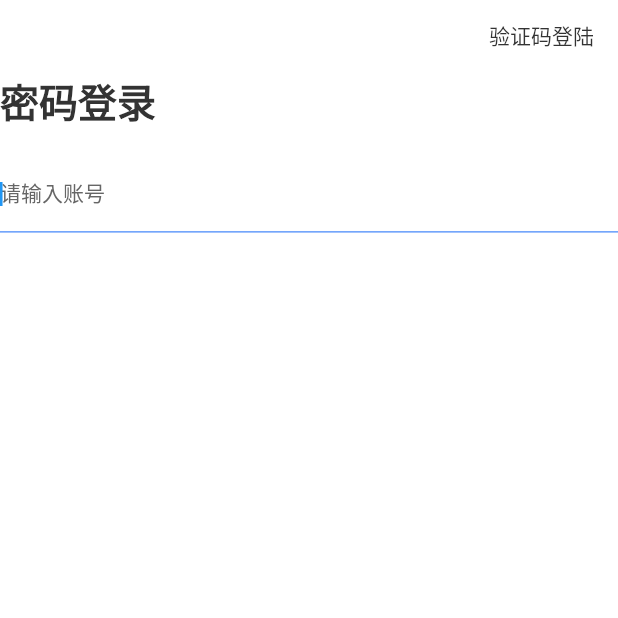
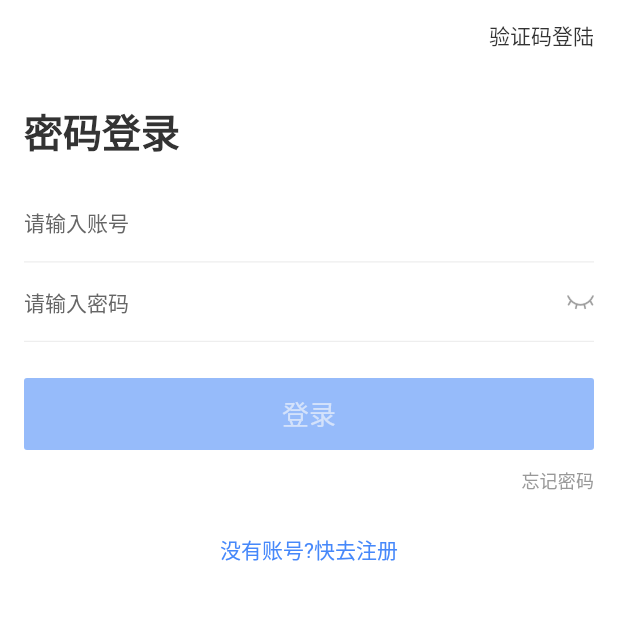
Before and after one commit to EvilRobotMonkey/flutter_demo, a Flutter app: the LoginPage screen opened by its route, on a phone screen of 412 x 824 dp, the top half of it. Run offline on Flutter 3.47's test engine with Material 2 defaults, Android fonts, the phone set to English and light mode, and no system bars; drawn by our look-alikes of oktoast; our stand-ins replace cached_network_image, fluro, flutter_swiper, keyboard_actions, rxdart; missing offline and left inert: common_utils, flustars; statements that could not run were skipped.

Commit message:
封装 MyButton 组建 完成登陆页面的实现

```diff
--- a/lib/login/page/login_page.dart
+++ b/lib/login/page/login_page.dart
@@ -2,11 +2,14 @@ import 'package:flustars/flustars.dart';
 import 'package:flutter/cupertino.dart';
 import 'package:flutter/material.dart';
 import 'package:flutterapp/common/common.dart';
+import 'package:flutterapp/login/login_router.dart';
 import 'package:flutterapp/res/gaps.dart';
 import 'package:flutterapp/res/styles.dart';
+import 'package:flutterapp/routers/fluro_navigator.dart';
 import 'package:flutterapp/utils/utils.dart';
 import 'package:flutterapp/widgets/MyTextField.dart';
 import 'package:flutterapp/widgets/app_bar.dart';
+import 'package:flutterapp/widgets/my_button.dart';
 import 'package:flutterapp/widgets/my_scroll_view.dart';
 
 class LoginPage extends StatefulWidget {
@@ -92,8 +95,45 @@ class _LoginPageState extends State<LoginPage> {
           controller: _nameController,
           maxLength: 11,
           keyboardType: TextInputType.phone,
-          autoFocus: true,
           hintText: '请输入账号',
+        ),
+        MyTextField(
+          key: const Key('password'),
+          keyName: 'password',
+          focusNode: _nodeText_2,
+          isInputPwd: true,
+          controller: _passWordController,
+          maxLength: 16,
+          keyboardType: TextInputType.visiblePassword,
+          hintText: '请输入密码',
+        ),
+        Gaps.vGap24,
+        MyButton(
+          key: const Key('login'),
+          onPressed: _clickAble ? _login : null,
+          text: '登录',
+        ),
+        Container(
+          height: 40.0,
+          alignment: Alignment.centerRight,
+          child: GestureDetector(
+            child: Text(
+              '忘记密码',
+              style: Theme.of(context).textTheme.subtitle2,
+            ),
+            onTap: () => NavigatorUtils.push(context, LoginRouter.registerPage),
+          ),
+        ),
+        Gaps.vGap16,
+        Container(
+          alignment: Alignment.center,
+          child: GestureDetector(
+            child: Text(
+              '没有账号?快去注册',
+              style: TextStyle(color: Theme.of(context).primaryColor),
+            ),
+            onTap: () => NavigatorUtils.push(context, LoginRouter.registerPage),
+          ),
         )
       ];
 }
--- a/lib/temp/bloc_provider.dart
+++ b/lib/temp/bloc_provider.dart
@@ -9,19 +9,13 @@ class BlocProvider<T extends BlocBase> extends StatefulWidget {
   final Widget child;
   final List<T> blocs;
 
-
-  BlocProvider({
-    Key key,
-    @required this.child,
-    @required this.blocs
-  }) : super(key: key);
+  BlocProvider({Key key, @required this.child, @required this.blocs})
+      : super(key: key);
 
   static List<T> of<T extends BlocBase>(BuildContext context) {
     var type = _typeOf<_BlocProviderInherited<T>>();
     _BlocProviderInherited<T> provider =
-        context
-            .ancestorInheritedElementForWidgetOfExactType(type)
-            .widget;
+        context.ancestorInheritedElementForWidgetOfExactType(type).widget;
     return provider.blocs;
   }
 }
@@ -37,8 +31,8 @@ class BlocProviderState<T extends BlocBase> extends State<BlocProvider<T>> {
   @override
   Widget build(BuildContext context) {
     return _BlocProviderInherited<T>(
-    @required child: widget.child,
-    @required blocs: widget.blocs,
+      child: widget.child,
+      blocs: widget.blocs,
     );
   }
 }
--- a/lib/temp/counter_bloc.dart
+++ b/lib/temp/counter_bloc.dart
@@ -1,7 +1,9 @@
 import 'dart:async';
 import 'package:rxdart/rxdart.dart';
 
-class CounterBloc {
+import 'bloc_base.dart';
+
+class CounterBloc extends BlocBase {
   StreamController<int> _controller = StreamController();
 
   StreamSink get _counter => _controller.sink; //输入
@@ -11,6 +13,12 @@ class CounterBloc {
     _counter.add(++count);
   }
 
+  @override
+  void dispost() {
+    // TODO: implement dispost
+    _controller.close();
+  }
+
 //  void callBack() {
 //    this.counter.listen((event) {
 //      print(event.toString());
--- a/lib/temp/product_item.dart
+++ b/lib/temp/product_item.dart
@@ -1,7 +1,7 @@
 import 'package:fluro/fluro.dart';
 import 'package:flutter/cupertino.dart';
 import 'package:flutter/material.dart';
-import 'package:flutterapp/temp/provider_countbloc.dart';
+import 'package:flutterapp/temp/counter_bloc.dart';
 import 'package:provider/provider.dart';
 
 typedef void CartChangedCallback(String product, bool inCart);
@@ -34,8 +34,8 @@ class ShoppingListItem extends StatelessWidget {
 
   @override
   Widget build(BuildContext context) {
-    return Provider<CountBloc>(
-      dispose: (context, value) => value.dispose(),
+    return Provider<CounterBloc>(
+      dispose: (context, value) => value.dispost(),
       child: new ListTile(
       onTap: () {
         onCartChanged(product, !inCart);
--- a/lib/widgets/MyTextField.dart
+++ b/lib/widgets/MyTextField.dart
@@ -71,6 +71,7 @@ class _MyTextFiedldState extends State<MyTextField> {
         _currentSecond = _second;
         _clickable = false;
       });
+
       _subscription = Stream.periodic(Duration(seconds: 1), (i) => i)
           .take(_second)
           .listen((i) {
--- /dev/null
+++ b/lib/widgets/my_button.dart
@@ -0,0 +1,32 @@
+import 'package:flutter/cupertino.dart';
+import 'package:flutter/material.dart';
+import 'package:flutterapp/res/colors.dart';
+import 'package:flutterapp/res/dimens.dart';
+import 'package:flutterapp/utils/theme_utils.dart';
+
+class MyButton extends StatelessWidget {
+  final String text;
+  final VoidCallback onPressed;
+
+  const MyButton({Key key, this.text: '', @required this.onPressed})
+      : super(key: key);
+
+  @override
+  Widget build(BuildContext context) {
+    bool isDark = ThemeUtils.isDark(context);
+    return FlatButton(
+      onPressed: onPressed,
+      color: isDark ? Colours.dark_app_main : Colours.app_main,
+      disabledTextColor:
+          isDark ? Colours.dark_text_disabled : Colours.text_disabled,
+      disabledColor:
+          isDark ? Colours.dark_button_disabled : Colours.button_disabled,
+      child: Container(
+        height: 48,
+        width: double.infinity,
+        alignment: Alignment.center,
+        child: Text(text, style: TextStyle(fontSize: Dimens.font_sp18)),
+      ),
+    );
+  }
+}
--- a/lib/widgets/my_scroll_view.dart
+++ b/lib/widgets/my_scroll_view.dart
@@ -42,19 +42,19 @@ class MyScrollView extends StatelessWidget {
     );
     if (defaultTargetPlatform == TargetPlatform.iOS && keyboardConfig != null) {
       if (padding != null) {
-        Padding(
+        contents =Padding(
           padding: padding,
           child: contents,
         );
       }
-      KeyboardActions(
+      contents =KeyboardActions(
           isDialog: bottomButton != null,
           overscroll: overScroll,
           config: keyboardConfig,
           tapOutsideToDismiss: tapOutsideToDismiss,
           child: contents);
     } else {
-      SingleChildScrollView(
+      contents = SingleChildScrollView(
         padding: padding,
         physics: physics,
         child: contents,
--- a/pubspec.yaml
+++ b/pubspec.yaml
@@ -68,6 +68,7 @@ flutter:
   assets:
     - assets/images/
     - assets/images/state/
+    - assets/images/login/
 
 
   # To add assets to your application, add an assets section, like this:
```
Also changed, not shown: lib/main.dart (+6 -2 lines), assets/images/login/qyg_shop_icon_delete.png (added), assets/images/login/qyg_shop_icon_display.png (added), assets/images/login/qyg_shop_icon_hide.png (added).
